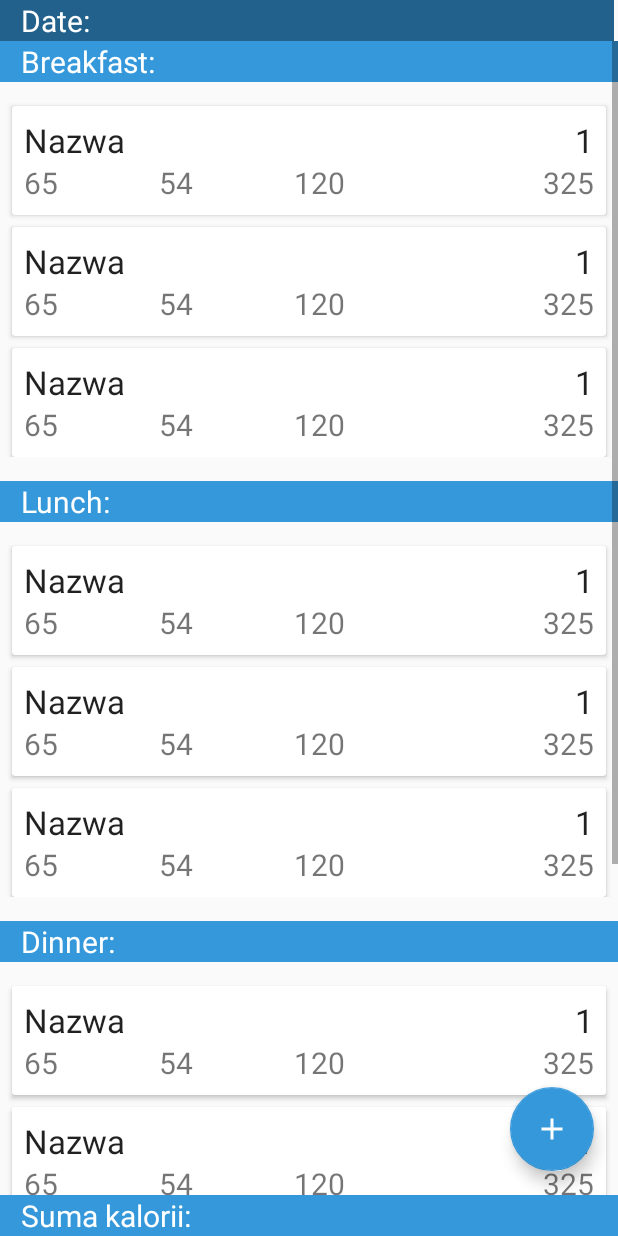
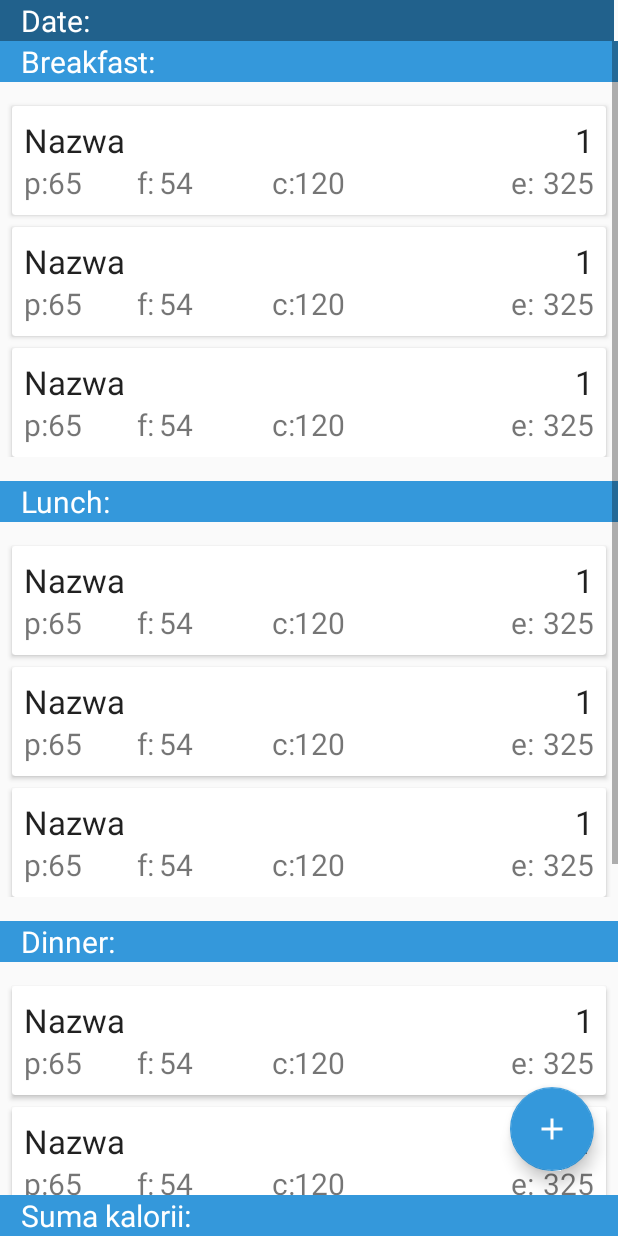
Before and after one commit to March97/Food_Diary, an Android app: the layout fragment_meal_list.xml on its own in the app's theme, with its tools: preview values and no code run, on a phone screen of 412 x 824 dp. Run offline under Robolectric (Android 15) with nearby library versions, the phone set to English and light mode, and no system bars.

Commit message:
naprawiono wyszukiwanie po zmianie bazy danych, dodano znaki oznaczające poszczególne makro przy wyswietlaniu w listach, zmieniono typy danych w meal, zmieniono pobieranie z DB

```diff
--- a/app/src/main/res/layout/item_meal.xml
+++ b/app/src/main/res/layout/item_meal.xml
@@ -30,6 +30,16 @@
             android:maxLines="1"/>
 
         <TextView
+            android:layout_width="wrap_content"
+            android:layout_height="wrap_content"
+            android:text="@string/meal_energy_sign"
+            android:textSize="20sp"
+            android:layout_below="@id/meal_id_tv"
+            android:layout_alignParentRight="true"
+            android:layout_marginRight="40dp"
+
+            />
+        <TextView
             android:id="@+id/meal_energy_tv"
             android:layout_width="wrap_content"
             android:layout_height="wrap_content"
@@ -40,14 +50,29 @@
             android:layout_below="@id/meal_name_tv"/>
 
         <TextView
+            android:layout_width="wrap_content"
+            android:layout_height="wrap_content"
+            android:text="@string/meal_protein_sign"
+            android:textSize="20sp"
+            android:layout_below="@id/meal_id_tv"
+            />
+        <TextView
             android:id="@+id/meal_protein_tv"
             android:layout_width="wrap_content"
             android:layout_height="wrap_content"
             android:text="@string/meal_protein"
             android:textSize="20sp"
             android:maxLines="1"
-            android:layout_below="@id/meal_id_tv"/>
-
+            android:layout_below="@id/meal_id_tv"
+            android:layout_marginLeft="16dp"/>
+        <TextView
+            android:layout_width="wrap_content"
+            android:layout_height="wrap_content"
+            android:text="@string/meal_fat_sign"
+            android:textSize="20sp"
+            android:layout_below="@id/meal_id_tv"
+            android:layout_marginLeft="75dp"
+            />
         <TextView
             android:id="@+id/meal_fat_tv"
             android:layout_width="wrap_content"
@@ -58,6 +83,14 @@
             android:layout_below="@id/meal_id_tv"
             android:layout_marginLeft="90dp"/>
 
+        <TextView
+            android:layout_width="wrap_content"
+            android:layout_height="wrap_content"
+            android:text="@string/meal_carb_sign"
+            android:textSize="20sp"
+            android:layout_below="@id/meal_id_tv"
+            android:layout_marginLeft="165dp"
+            />
         <TextView
             android:id="@+id/meal_carb_tv"
             android:layout_width="wrap_content"
--- a/app/src/main/res/values/strings.xml
+++ b/app/src/main/res/values/strings.xml
@@ -66,6 +66,10 @@
     <string name="invalid_username">Not a valid username</string>
     <string name="invalid_password">Password must be >5 characters</string>
     <string name="login_failed">"Login failed"</string>
+    <string name="meal_protein_sign">p:</string>
+    <string name="meal_fat_sign">f:</string>
+    <string name="meal_carb_sign">c:</string>
+    <string name="meal_energy_sign">e:</string>
 
 
 </resources>
```
Also changed, not shown: app/src/main/java/com/example/food_diary/ui/meals/Meal.java (+9 -9 lines), app/src/main/java/com/example/food_diary/ui/meals/MealAddActivity.java (+4 -4 lines), app/src/main/java/com/example/food_diary/ui/meals/MealFragment.java (+11 -13 lines), app/src/main/java/com/example/food_diary/ui/meals/SearchFood.java (+27 -25 lines), app/src/main/java/com/example/food_diary/ui/meals/SearchFoodRepository.java (+25 -15 lines).
